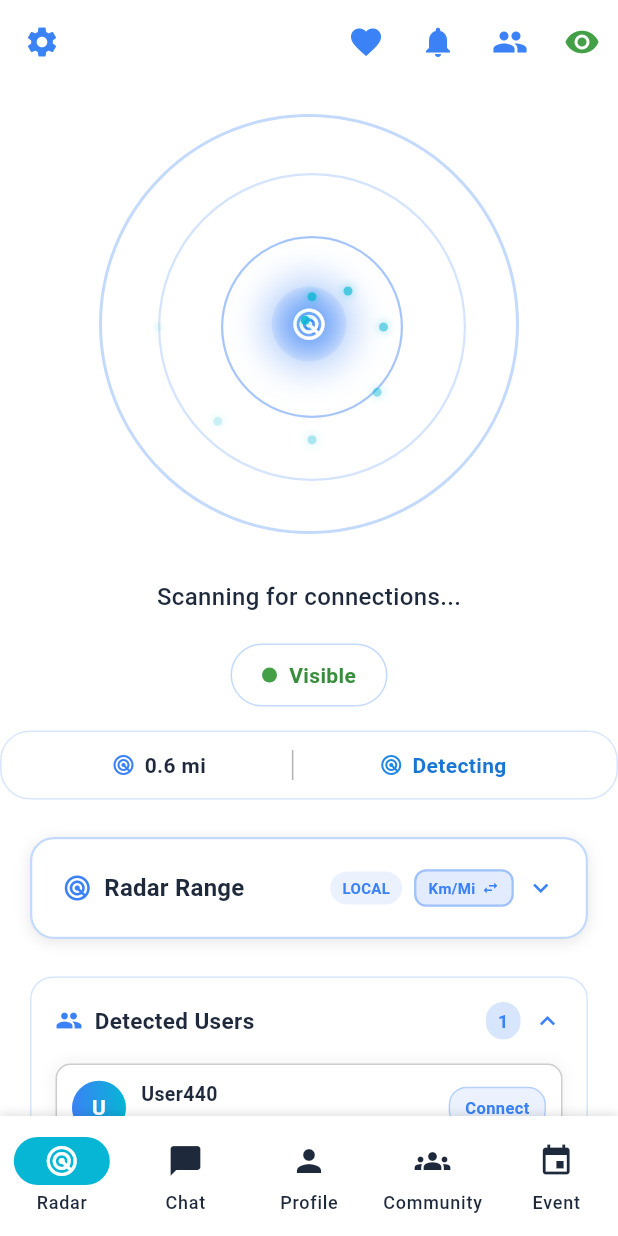
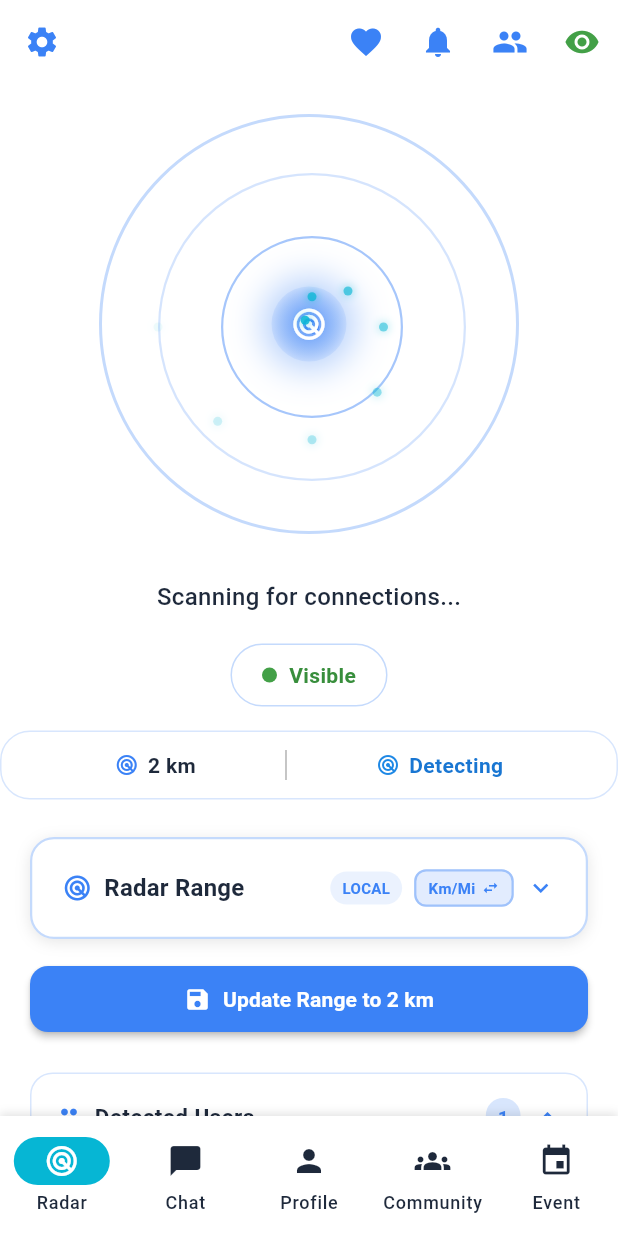
Before and after one commit to TArslan7/ComnecterMobile, a Flutter app: the screen it shows once a user with an empty profile is signed in, after a tap on "Km/Mi", on a phone screen of 412 x 824 dp. Run offline on Flutter 3.47's test engine with Material 3 defaults, Android fonts, the phone set to English and light mode, and no system bars; our stand-ins replace audioplayers, cloud_firestore, confetti, connectivity_plus, firebase_analytics, firebase_auth and 10 more; accounts and stored records are empty.

Commit message:
feat: Add save button for radar range updates
🎯 Manual Range Update Control:

**Problem Solved:**
- Radar range was auto-updating as user moved slider
- No control over when range changes are applied
- Users wanted manual save/update button

**🔧 New Save Button Feature:**
- Added 'Update Range' button that appears when changes are pending
- Button shows target range value (e.g., 'Update Range to 2.5 km')
- Only appears when user has made unsaved changes
- Styled with primary color and save icon

**📊 State Management:**
- Added pendingRange state for unsaved changes
- Added hasPendingChanges state to track modification status
- Range slider updates pendingRange without affecting radar
- Save button applies changes to radar service

**🎨 User Experience:**
- Range slider can be moved freely without affecting radar
- Save button appears only when needed
- Clear indication of what range will be applied
- No accidental range changes

**🔄 Data Flow:**
1. User moves slider → pendingRange updates, hasPendingChanges = true
2. Save button appears with target range
3. User clicks save → radar service updates, display updates
4. hasPendingChanges = false, button disappears

**✅ Now Working:**
- Range slider moves without auto-updating radar
- Save button appears when changes are pending
- Manual control over when range changes are applied
- Clear visual feedback of pending changes

```diff
--- a/lib/features/radar/radar_screen.dart
+++ b/lib/features/radar/radar_screen.dart
@@ -38,6 +38,8 @@ class RadarScreen extends HookWidget {
     // Real-time privacy settings feedback
     final currentRange = useState(1.0);
     final displayRange = useState(1.0); // Range displayed in UI (only updates after save)
+    final pendingRange = useState(1.0); // Range that user is adjusting (not yet saved)
+    final hasPendingChanges = useState(false); // Track if there are unsaved changes
     final isDetectable = useState(true);
 
     useEffect(() {
@@ -46,6 +48,7 @@ class RadarScreen extends HookWidget {
         // Initialize privacy settings
         currentRange.value = radarService.getCurrentRange();
         displayRange.value = currentRange.value; // Set display range to current range
+        pendingRange.value = currentRange.value; // Set pending range to current range
         isDetectable.value = radarService.getDetectabilityStatus();
         // Initialize range settings with current range
         rangeSettings.value = rangeSettings.value.copyWith(rangeKm: currentRange.value);
@@ -57,6 +60,7 @@ class RadarScreen extends HookWidget {
         // Update privacy settings from radar service
         currentRange.value = radarService.getCurrentRange();
         displayRange.value = currentRange.value; // Update display range
+        pendingRange.value = currentRange.value; // Update pending range
         isDetectable.value = radarService.getDetectabilityStatus();
         // Update range settings to reflect current state
         rangeSettings.value = rangeSettings.value.copyWith(rangeKm: currentRange.value);
@@ -74,13 +78,17 @@ class RadarScreen extends HookWidget {
       };
     }, []);
 
-    // Update range settings when changed
-    useEffect(() {
+    // Save range changes function
+    void saveRangeChanges() {
+      // Update the range settings with pending range
+      rangeSettings.value = rangeSettings.value.copyWith(rangeKm: pendingRange.value);
+      // Apply the changes to radar service
       radarService.updateRangeSettings(rangeSettings.value);
-      // Update display range only when range is actually applied
-      displayRange.value = rangeSettings.value.rangeKm;
-      return null;
-    }, [rangeSettings.value]);
+      // Update display range to show saved value
+      displayRange.value = pendingRange.value;
+      // Clear pending changes
+      hasPendingChanges.value = false;
+    }
 
     useEffect(() {
       if (isDetectable.value) {
@@ -453,15 +461,46 @@ class RadarScreen extends HookWidget {
               Padding(
                 padding: const EdgeInsets.symmetric(horizontal: 20),
                 child: RadarRangeSlider(
-                  settings: rangeSettings.value,
+                  settings: rangeSettings.value.copyWith(rangeKm: pendingRange.value),
                   onChanged: (newSettings) {
-                    rangeSettings.value = newSettings;
-                    // Only update display range when user saves (not during live interaction)
-                    // The display range will be updated when the range is actually applied
+                    // Update pending range and mark as having changes
+                    pendingRange.value = newSettings.rangeKm;
+                    hasPendingChanges.value = true;
                   },
                   userCount: detectedUsers.value.length,
                 ),
               ),
+
+              // Save Range Button
+              if (hasPendingChanges.value) ...[
+                const SizedBox(height: 16),
+                Padding(
+                  padding: const EdgeInsets.symmetric(horizontal: 20),
+                  child: Row(
+                    children: [
+                      Expanded(
+                        child: ElevatedButton.icon(
+                          onPressed: saveRangeChanges,
+                          icon: const Icon(Icons.save, size: 18),
+                          label: Text(
+                            'Update Range to ${rangeSettings.value.copyWith(rangeKm: pendingRange.value).getDisplayValue()}',
+                            style: const TextStyle(fontWeight: FontWeight.w600),
+                          ),
+                          style: ElevatedButton.styleFrom(
+                            backgroundColor: Theme.of(context).colorScheme.primary,
+                            foregroundColor: Colors.white,
+                            padding: const EdgeInsets.symmetric(vertical: 12, horizontal: 16),
+                            shape: RoundedRectangleBorder(
+                              borderRadius: BorderRadius.circular(12),
+                            ),
+                            elevation: 2,
+                          ),
+                        ),
+                      ),
+                    ],
+                  ),
+                ),
+              ],
 
               const SizedBox(height: 25),
 
```
